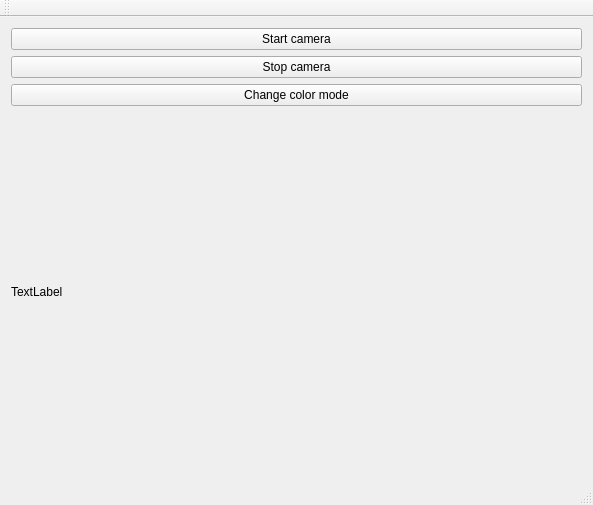
Above: src/ui/mainwindow.ui from jan-skarupa/facerig before the change. Below: the same form after it.
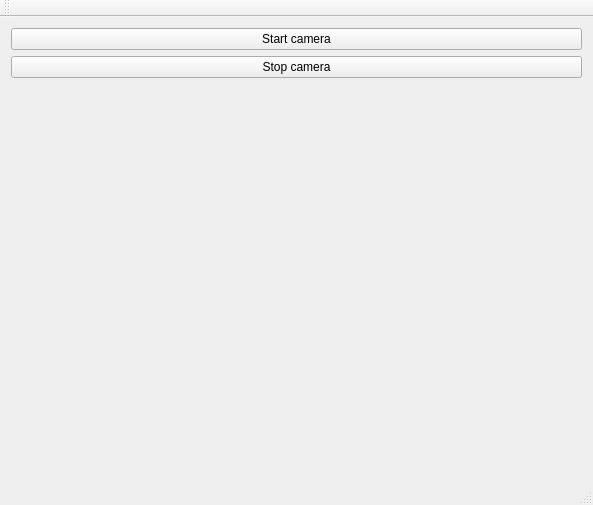
That is the form after the change.

Diff of the .ui file:
```diff
--- a/src/ui/mainwindow.ui
+++ b/src/ui/mainwindow.ui
@@ -29,17 +29,10 @@
       </property>
      </widget>
     </item>
-    <item>
-     <widget class="QPushButton" name="cam_colormode_btn">
-      <property name="text">
-       <string>Change color mode</string>
-      </property>
-     </widget>
-    </item>
     <item>
      <widget class="QLabel" name="display">
       <property name="text">
-       <string>TextLabel</string>
+       <string/>
       </property>
      </widget>
     </item>
```
